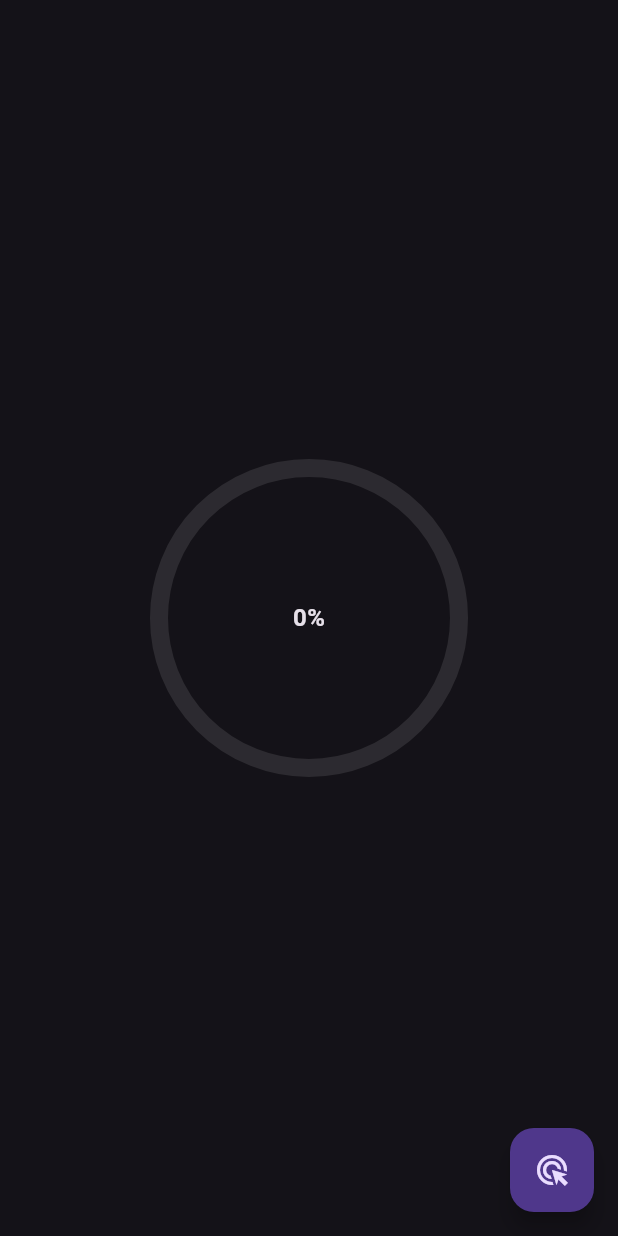
After one commit to fahadazizz/Flutter_Components, a Flutter app: the screen it shows after launch, after a tap on "Custom Progress Indicator", on a phone screen of 412 x 824 dp. The commit adds this screen. Run offline on Flutter 3.47's test engine with Material 3 defaults, Android fonts, the phone set to English and light mode, and no system bars.

Commit message:
Custom Circular Progress Indicator

```diff
--- /dev/null
+++ b/lib/components/custom_progress_indicator.dart
@@ -0,0 +1,74 @@
+import 'package:flutter/material.dart';
+
+class CustomProgressIndicator extends StatefulWidget {
+  double progressValue;
+  CustomProgressIndicator({required this.progressValue});
+  @override
+  State<CustomProgressIndicator> createState() =>
+      _CustomProgressIndicatorState();
+}
+
+class _CustomProgressIndicatorState extends State<CustomProgressIndicator>
+    with TickerProviderStateMixin {
+  late AnimationController _animationController;
+  late Animation<double> _animation;
+  bool isClicked = false;
+
+  @override
+  void initState() {
+    _animationController = AnimationController(
+      vsync: this,
+      duration: Duration(milliseconds: 600),
+    );
+
+    _animation = Tween<double>(begin: 0.0, end: widget.progressValue).animate(
+      CurvedAnimation(parent: _animationController, curve: Curves.easeInOut),
+    );
+    super.initState();
+  }
+
+  Widget build(BuildContext context) {
+    return Scaffold(
+      body: Center(
+          child: AnimatedBuilder(
+              animation: _animation,
+              builder: (context, child) {
+                return Stack(
+                  alignment: Alignment.center,
+                  children: [
+                    SizedBox(
+                      width: 200,
+                      height: 200,
+                      child: CircularProgressIndicator(
+                        value: _animation.value,
+                        backgroundColor: Colors.white10,
+                        strokeWidth: 12,
+                      ),
+                    ),
+                    Text(
+                      '${(_animation.value * 100).toStringAsFixed(0)}%',
+                      style: const TextStyle(
+                        fontSize: 16,
+                        fontWeight: FontWeight.bold,
+                      ),
+                      softWrap: true,
+                    ),
+                  ],
+                );
+              })),
+      floatingActionButton: FloatingActionButton(
+        onPressed: () {
+          setState(() {
+            isClicked = !isClicked;
+            if (isClicked) {
+              _animationController.forward();
+            } else {
+              _animationController.reverse();
+            }
+          });
+        },
+        child: Icon(Icons.ads_click),
+      ),
+    );
+  }
+}
--- a/lib/main.dart
+++ b/lib/main.dart
@@ -1,5 +1,4 @@
 import 'package:flutter/material.dart';
-import 'package:flutter_components/components/expandable_card.dart';
 import 'package:flutter_components/components/first_contained_bottom_navigation_bar.dart';
 import 'package:flutter_components/main_home_page.dart';
 import 'package:provider/provider.dart';
@@ -20,9 +19,6 @@ class MyApp extends StatelessWidget {
 
   @override
   Widget build(BuildContext context) {
-    return MaterialApp(
-      theme: ThemeData.dark(),
-      home: ExpandableCard(),
-    );
+    return MaterialApp(theme: ThemeData.dark(), home: MainHomePage());
   }
 }
--- a/lib/main_home_page.dart
+++ b/lib/main_home_page.dart
@@ -2,6 +2,7 @@
 
 import 'package:flutter/material.dart';
 import 'package:flutter_components/components/custom_like_button.dart';
+import 'package:flutter_components/components/custom_progress_indicator.dart';
 import 'package:flutter_components/components/custom_shimmer_effect.dart';
 import 'package:flutter_components/components/first_contained_bottom_navigation_bar.dart';
 import 'package:flutter_components/components/first_onBoarding_screen.dart';
@@ -95,6 +96,17 @@ class MainHomePage extends StatelessWidget {
           );
         },
       ),
+      MainButton(
+        data: 'Custom Progress Indicator',
+        onPress: () {
+          Navigator.push(
+            context,
+            MaterialPageRoute(
+              builder: (context) => CustomProgressIndicator(progressValue: 0.6),
+            ),
+          );
+        },
+      ),
     ];
 
     // main code
```
